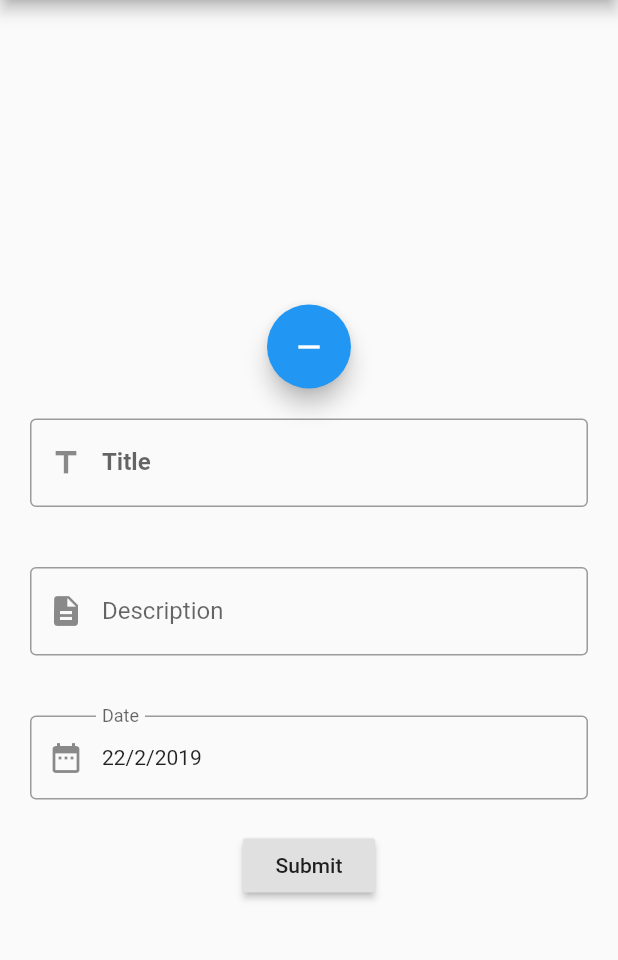
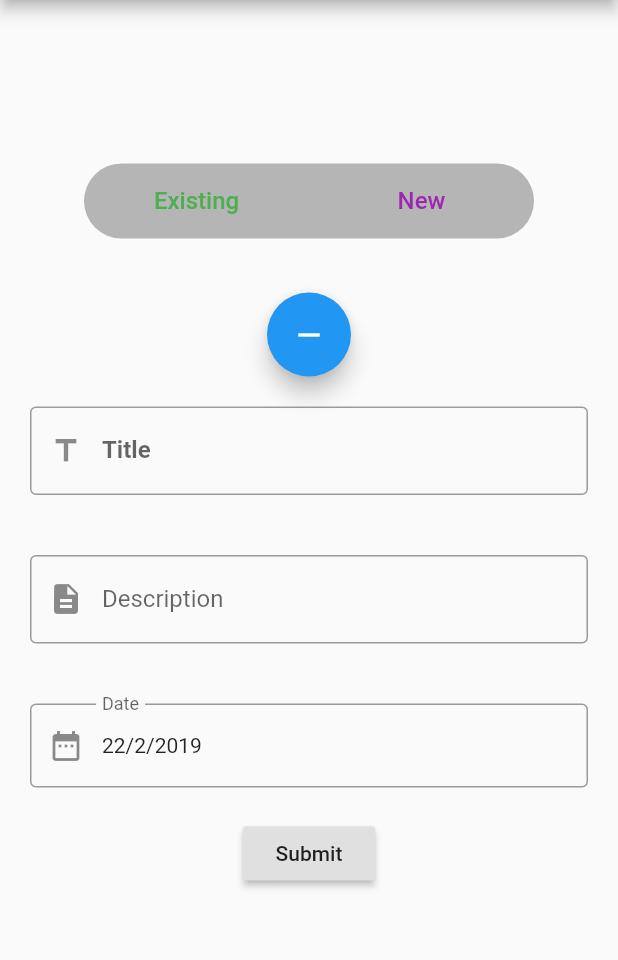
Before and after one commit to awaisabir/flutter_todo, a Flutter app: the screen it shows after launch, after a tap on the "add" icon, on a phone screen of 412 x 824 dp, the part 84-1044 px from its top. Run offline on Flutter 3.47's test engine with Material 2 defaults, Android fonts, the phone set to English and light mode, and no system bars; Roboto replaces fonts that are missing (WorkSansSemiBold).

Commit message:
experimenting with Page Views to show different screens :zap:

```diff
--- a/lib/main.dart
+++ b/lib/main.dart
@@ -59,6 +59,57 @@ class _MyHomePageState extends State<MyHomePage> {
             mainAxisAlignment: MainAxisAlignment.center,
             crossAxisAlignment: CrossAxisAlignment.center,
             children: <Widget>[
+              Container(
+                width: 300.0,
+                height: 50.0,
+                decoration: BoxDecoration(
+                  color: Color(0x552B2B2B),
+                  borderRadius: BorderRadius.all(Radius.circular(25.0)),
+                ),
+                child: CustomPaint(
+                  // painter: TabIndicationPainter(pageController: _pageController),
+                  child: Row(
+                    mainAxisAlignment: MainAxisAlignment.spaceEvenly,
+                    children: <Widget>[
+                      Expanded(
+                        child: FlatButton(
+                          splashColor: Colors.transparent,
+                          highlightColor: Colors.transparent,
+                          onPressed: () { print('Hello'); },
+                          child: Text(
+                            "Existing",
+                            style: TextStyle(
+                                color: Colors.green,
+                                fontSize: 16.0,
+                                fontFamily: "WorkSansSemiBold"),
+                          ),
+                        ),
+                      ),
+                      //Container(height: 33.0, width: 1.0, color: Colors.white),
+                      Expanded(
+                        child: FlatButton(
+                          splashColor: Colors.transparent,
+                          highlightColor: Colors.transparent,
+                          onPressed: () { print('Hello'); },
+                          child: Text(
+                            "New",
+                            style: TextStyle(
+                                color: Colors.purple,
+                                fontSize: 16.0,
+                                fontFamily: "WorkSansSemiBold"),
+                          ),
+                        ),
+                      ),
+                    ],
+                  ),
+                ),
+              ),
+              SizedBox(
+                height: 500.0,
+                child: PageView(
+                  children: <Widget>[
+                    Column(
+                      children: <Widget>[
                         Text(
                           this.showForm ? '' : 'Create a Todo by clicking the + button below',
                         ),
@@ -66,7 +117,16 @@ class _MyHomePageState extends State<MyHomePage> {
                           showForm: this.showForm,
                           render: this._showForm,
                         ),
-              this._renderForm()
+                        this._renderForm(),
+                      ],
+                    ),
+                    Container(
+                      color: Colors.red,
+                      child: Text('This will be the list of todos')
+                    )
+                  ],
+                )
+              )
             ]
           )
         )
```
Lines whose indentation alone changed are shown as unchanged.
